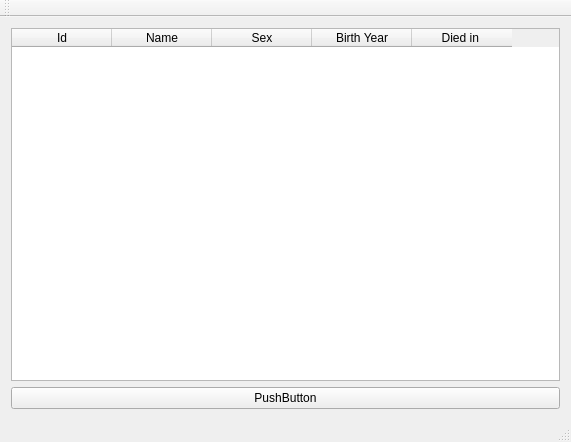
The window that Group36W3/mainwindow.ui (skulia15/Group36) describes before a commit, drawn with Qt 5.
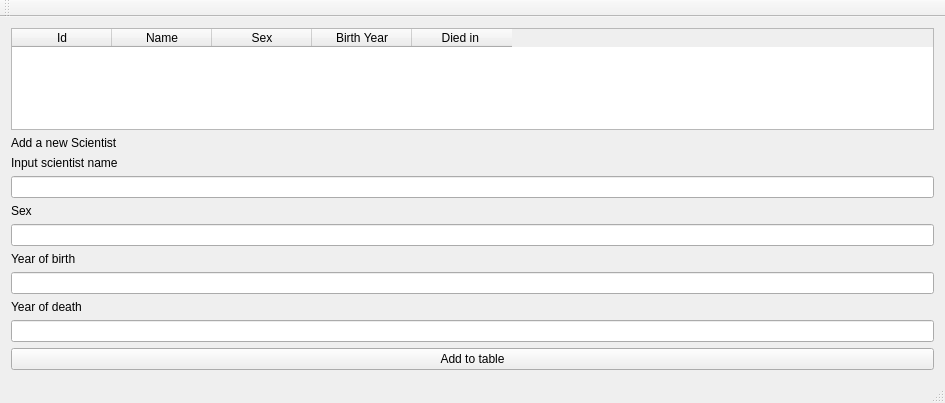
The same window after the commit.

The edit to the form file:
```diff
--- a/Group36W3/mainwindow.ui
+++ b/Group36W3/mainwindow.ui
@@ -6,8 +6,8 @@
    <rect>
     <x>0</x>
     <y>0</y>
-    <width>571</width>
-    <height>442</height>
+    <width>945</width>
+    <height>403</height>
    </rect>
   </property>
   <property name="windowTitle">
@@ -45,9 +45,56 @@
      </widget>
     </item>
     <item>
-     <widget class="QPushButton" name="button_display_scientists">
+     <widget class="QLabel" name="label_add_scientist">
       <property name="text">
-       <string>PushButton</string>
+       <string>Add a new Scientist</string>
+      </property>
+     </widget>
+    </item>
+    <item>
+     <widget class="QLabel" name="label_input_label">
+      <property name="text">
+       <string>Input scientist name</string>
+      </property>
+     </widget>
+    </item>
+    <item>
+     <widget class="QLineEdit" name="Input_Scientist_Name"/>
+    </item>
+    <item>
+     <widget class="QLabel" name="label_input_sex">
+      <property name="text">
+       <string>Sex</string>
+      </property>
+     </widget>
+    </item>
+    <item>
+     <widget class="QLineEdit" name="input_sex"/>
+    </item>
+    <item>
+     <widget class="QLabel" name="label_year_of_birth">
+      <property name="text">
+       <string>Year of birth</string>
+      </property>
+     </widget>
+    </item>
+    <item>
+     <widget class="QLineEdit" name="input_year_of_birth"/>
+    </item>
+    <item>
+     <widget class="QLabel" name="label_year_of_death">
+      <property name="text">
+       <string>Year of death</string>
+      </property>
+     </widget>
+    </item>
+    <item>
+     <widget class="QLineEdit" name="input_year_of_death"/>
+    </item>
+    <item>
+     <widget class="QPushButton" name="button_scientists_to_table">
+      <property name="text">
+       <string>Add to table</string>
       </property>
      </widget>
     </item>
```
Left out of the diff: 2 changed lines with no effect on the pictures.
